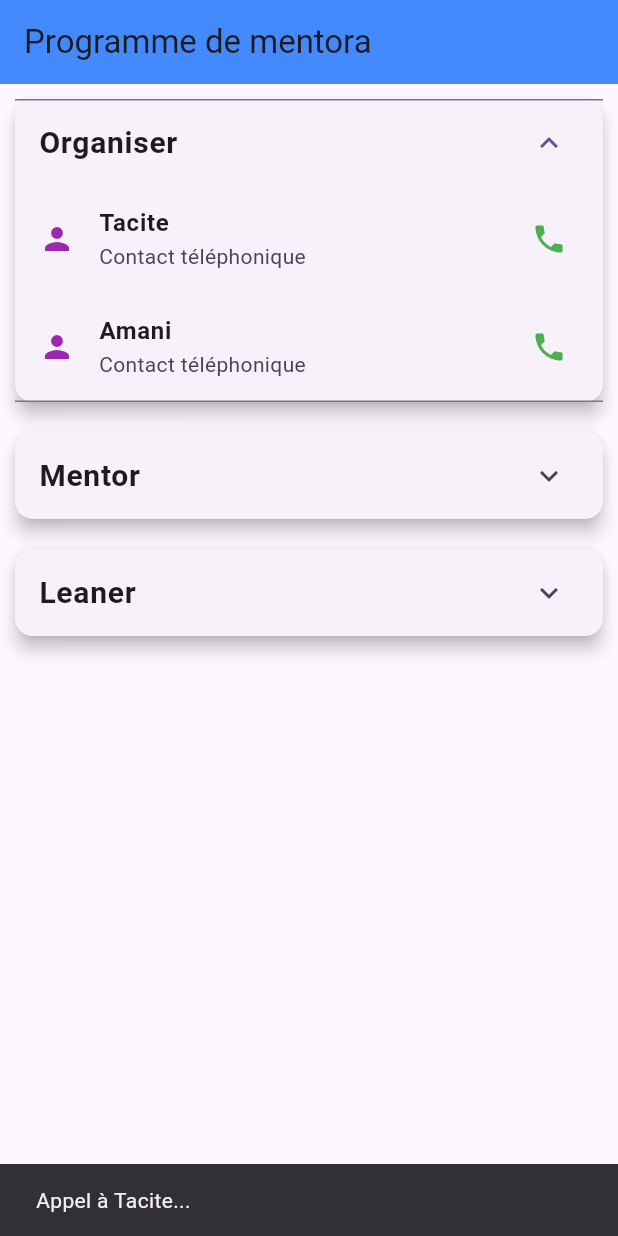
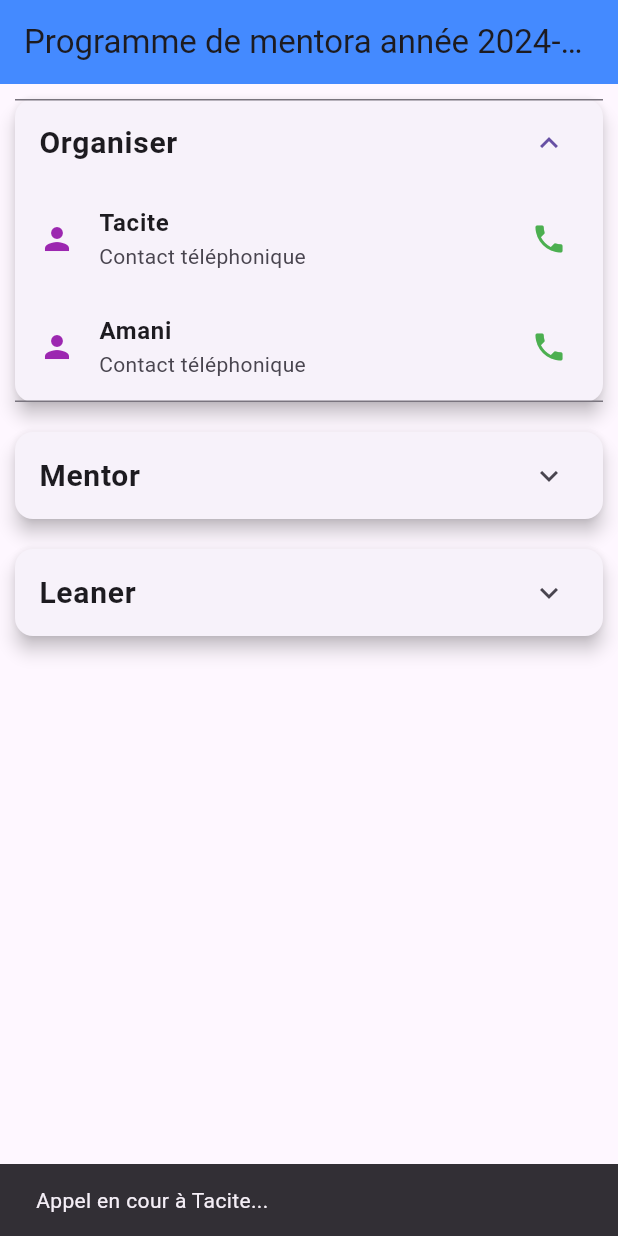
Before and after one commit to charmant216/Kope, a Flutter app: the screen it shows after launch, after a tap on "Organiser", after a tap on "Tacite", on a phone screen of 412 x 824 dp. Run offline on Flutter 3.47's test engine with Material 3 defaults, Android fonts, the phone set to English and light mode, and no system bars.

Commit message:
titre et message d'appel

```diff
--- a/lib/main.dart
+++ b/lib/main.dart
@@ -26,7 +26,7 @@ class HomePage extends StatelessWidget {
   Widget build(BuildContext context) {
     return Scaffold(
       appBar: AppBar(
-        title: Text('Programme de mentora'),
+        title: Text('Programme de mentora année 2024-2025'),
         backgroundColor: Colors.blueAccent,
       ),
       body: ListView(
@@ -67,7 +67,7 @@ class GroupCard extends StatelessWidget {
             onTap: () {
               // Action pour simuler un appel (ou autre action)
               ScaffoldMessenger.of(context).showSnackBar(
-                SnackBar(content: Text('Appel à $member...')),
+                SnackBar(content: Text('Appel en cour à $member...')),
               );
             },
           );
```
